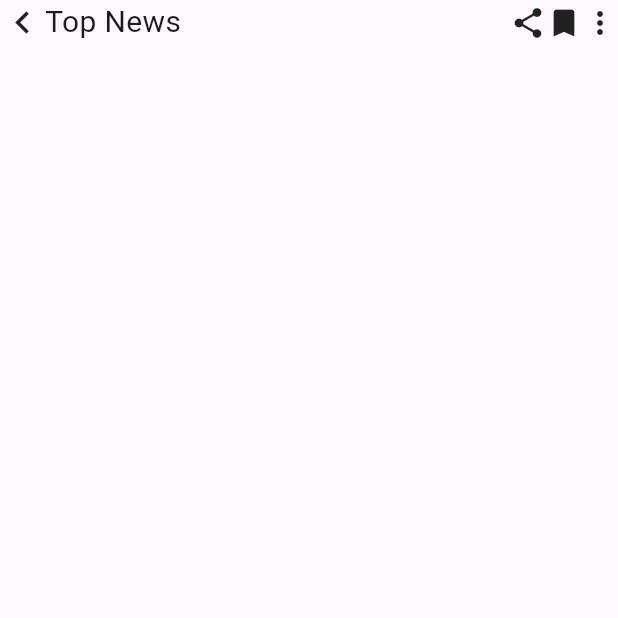
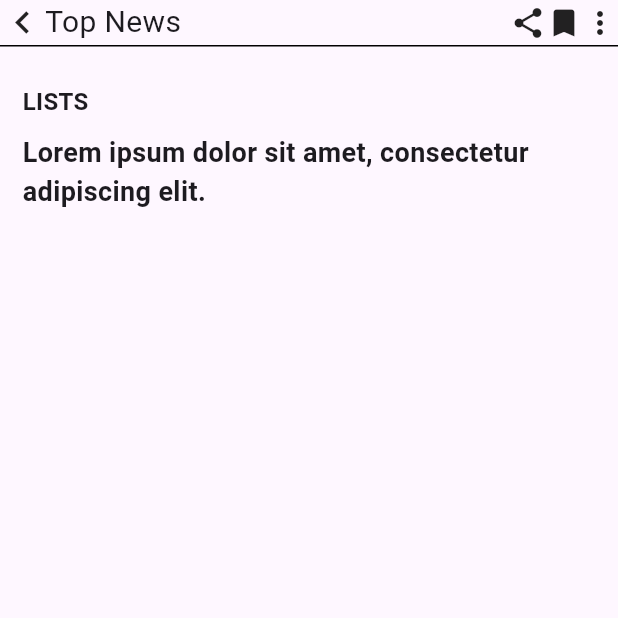
Before and after one commit to duducito15/movil_py, a Flutter app: the screen it shows after launch, on a phone screen of 412 x 824 dp, the top half of it. Run offline on Flutter 3.47's test engine with Material 3 defaults, Android fonts, the phone set to English and light mode, and no system bars.

Commit message:
Text LISTS

```diff
--- a/app2_init_iu_2024/lib/home_page1.dart
+++ b/app2_init_iu_2024/lib/home_page1.dart
@@ -1,9 +1,10 @@
 import 'package:flutter/material.dart';
+import 'package:flutter/widgets.dart';
 
 class HomePage1 extends StatelessWidget {
   @override
   Widget build(BuildContext context) {
-    return const Scaffold(
+    return Scaffold(
       body: SafeArea(
         child: Column(
           mainAxisAlignment: MainAxisAlignment.start,
@@ -40,6 +41,40 @@ class HomePage1 extends StatelessWidget {
                 ),
               ],
             ),
+            Container(
+              color: Colors.black,
+              width: double.infinity,
+              height: 1.0,
+            ),
+            Padding(
+              padding: EdgeInsets.all(15.0),
+              child: Column(
+                crossAxisAlignment: CrossAxisAlignment.start,
+                children: [
+                  SizedBox(
+                    height: 10.0,
+                  ),
+                  Text(
+                    "LISTS",
+                    style: TextStyle(
+                      fontSize: 16.0,
+                      fontWeight: FontWeight.w600,
+                    ),
+                  ),
+                  SizedBox(
+                    height: 10.0,
+                  ),
+                  Text(
+                    "Lorem ipsum dolor sit amet, consectetur adipiscing elit.",
+                    textAlign: TextAlign.start,
+                    style: TextStyle(
+                      fontSize: 18.0,
+                      fontWeight: FontWeight.w600,
+                    ),
+                  )
+                ],
+              ),
+            ),
           ],
         ),
       ),
```
